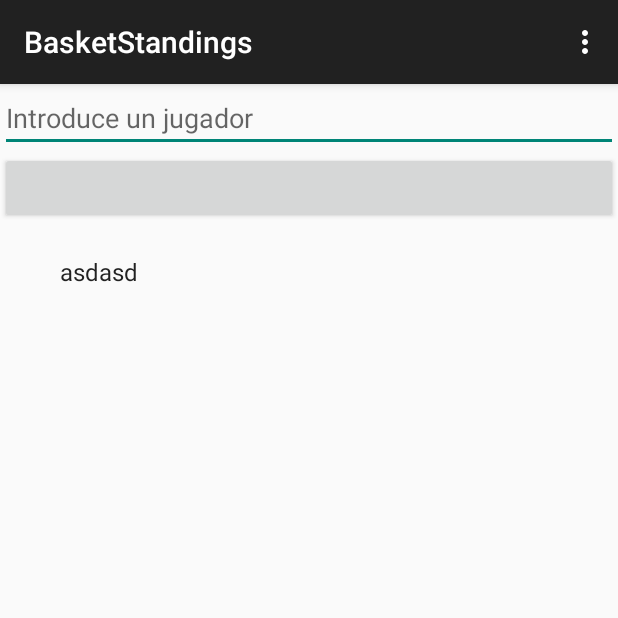
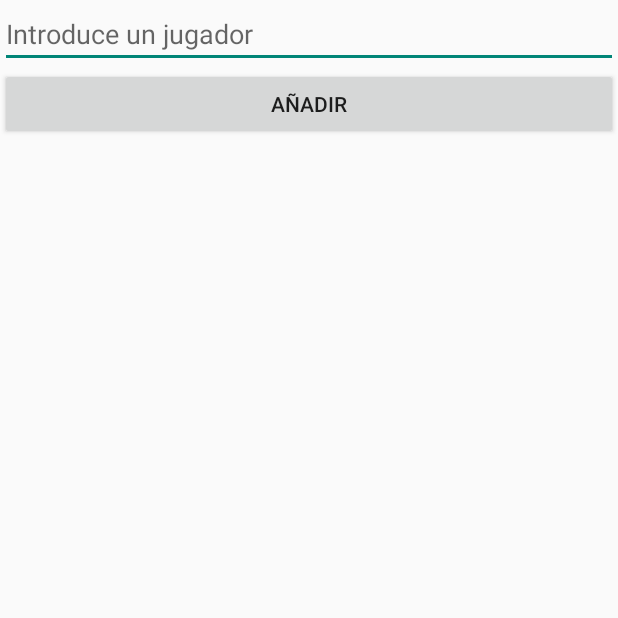
Before and after one commit to gonzaga8200/basket_app, an Android app: the screen it shows after launch (MainActivity), on a phone screen of 412 x 824 dp, the top half of it. Run offline under Robolectric (Android 15) with nearby library versions, the light colour scheme and no system bars.

Commit message:
Update Edit Text and hide Menu

```diff
--- a/app/src/main/AndroidManifest.xml
+++ b/app/src/main/AndroidManifest.xml
@@ -6,7 +6,7 @@
         android:allowBackup="true"
         android:icon="@drawable/ic_launcher"
         android:label="@string/app_name"
-        android:theme="@style/AppTheme" >
+        android:theme="@style/Theme.AppCompat.Light.NoActionBar" >
         <activity
             android:name=".MainActivity"
             android:label="@string/app_name" >
--- a/app/src/main/java/com/sports/gonzalomoreno/basketstandings/MainActivity.java
+++ b/app/src/main/java/com/sports/gonzalomoreno/basketstandings/MainActivity.java
@@ -1,26 +1,34 @@
 package com.sports.gonzalomoreno.basketstandings;
 
+import android.app.ActionBar;
+import android.content.Context;
+import android.content.DialogInterface;
 import android.support.v7.app.ActionBarActivity;
 import android.os.Bundle;
 import android.view.Menu;
 import android.view.MenuItem;
+import android.view.View;
+import android.view.Window;
+import android.view.WindowManager;
+import android.view.inputmethod.InputMethodManager;
 import android.widget.ArrayAdapter;
 import android.widget.Button;
 import android.widget.EditText;
+import android.widget.LinearLayout;
 import android.widget.ListView;
 
 import java.util.ArrayList;
 import java.util.List;
 
 
-public class MainActivity extends ActionBarActivity {
+public class MainActivity extends ActionBarActivity implements View.OnClickListener{
 
     EditText playerList;
     ListView upPlayers;
     Button buttonAddPlayer;
+    LinearLayout myLinear;
     private List<String> supplierNames1 = new ArrayList<String>();
-    String [] valores = new String[]{"poma","pera","taronja","llimona","graim","meló","sindria","fresa","cogombre", "enciam","cirera",
-            "plàtan","brécol","julibert","tomàquet","all","carabassa","pebrot","orenga","romaní","castanya"};
+
 
 
     @Override
@@ -31,12 +39,14 @@ public class MainActivity extends ActionBarActivity {
         playerList = (EditText) findViewById(R.id.lista_jugadores);
         upPlayers = (ListView) findViewById(R.id.jugadores_aptos);
         buttonAddPlayer = (Button) findViewById(R.id.boton_add);
-        supplierNames1.add("asdasd");
+        myLinear = (LinearLayout) findViewById(R.id.miLinear);
         ArrayAdapter<String> adapterList2 = new ArrayAdapter<String>(this,android.R.layout.simple_expandable_list_item_1,android.R.id.text1,supplierNames1);
         upPlayers.setAdapter(adapterList2);
 
 
-        buttonAddPlayer.setOnClickListener(null);
+        buttonAddPlayer.setOnClickListener(this);
+
+
 
     }
 
@@ -62,4 +72,17 @@ public class MainActivity extends ActionBarActivity {
 
         return super.onOptionsItemSelected(item);
     }
+
+    @Override
+    public void onClick(View v) {
+        switch (v.getId()){
+            case R.id.boton_add:
+                if (!playerList.getText().toString().isEmpty())
+                    supplierNames1.add(playerList.getText().toString());
+                InputMethodManager imm = (InputMethodManager) getSystemService(Context.INPUT_METHOD_SERVICE);
+                imm.hideSoftInputFromWindow(myLinear.getWindowToken(), 0);
+            default:break;
+
+        }
+    }
 }
--- a/app/src/main/res/layout/activity_main.xml
+++ b/app/src/main/res/layout/activity_main.xml
@@ -2,7 +2,8 @@
     xmlns:tools="http://schemas.android.com/tools" android:layout_width="match_parent"
     android:layout_height="match_parent"
     android:orientation="vertical"
-    tools:context=".MainActivity">
+    tools:context=".MainActivity"
+    android:id="@+id/miLinear">
 
 
     <EditText
@@ -13,7 +14,8 @@
     <Button
         android:layout_width="match_parent"
         android:layout_height="wrap_content"
-        android:id="@+id/boton_add"/>
+        android:id="@+id/boton_add"
+        android:text="@string/texto_boton"/>
     <ListView
         android:layout_width="match_parent"
         android:layout_height="wrap_content"
--- a/app/src/main/res/values/strings.xml
+++ b/app/src/main/res/values/strings.xml
@@ -5,5 +5,6 @@
     <string name="hello_world">Hello world!</string>
     <string name="action_settings">Settings</string>
     <string name="pista_jugadores">Introduce un jugador</string>
+    <string name="texto_boton">Añadir</string>
 
 </resources>
```
Also changed, not shown: 1 other file.
